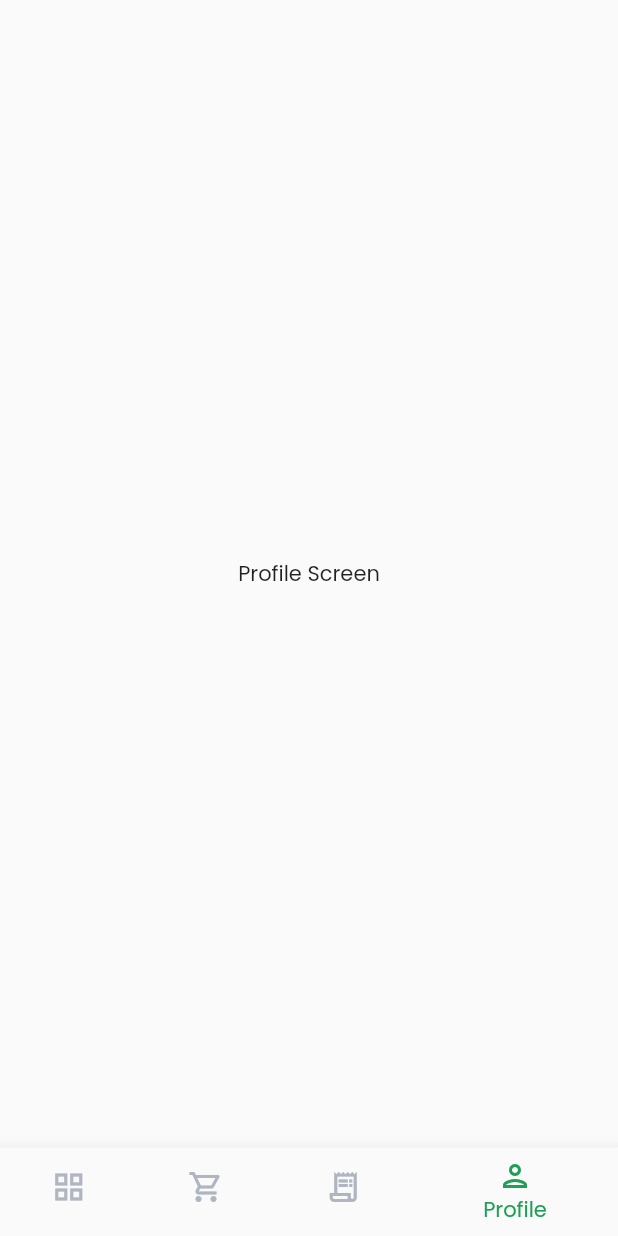
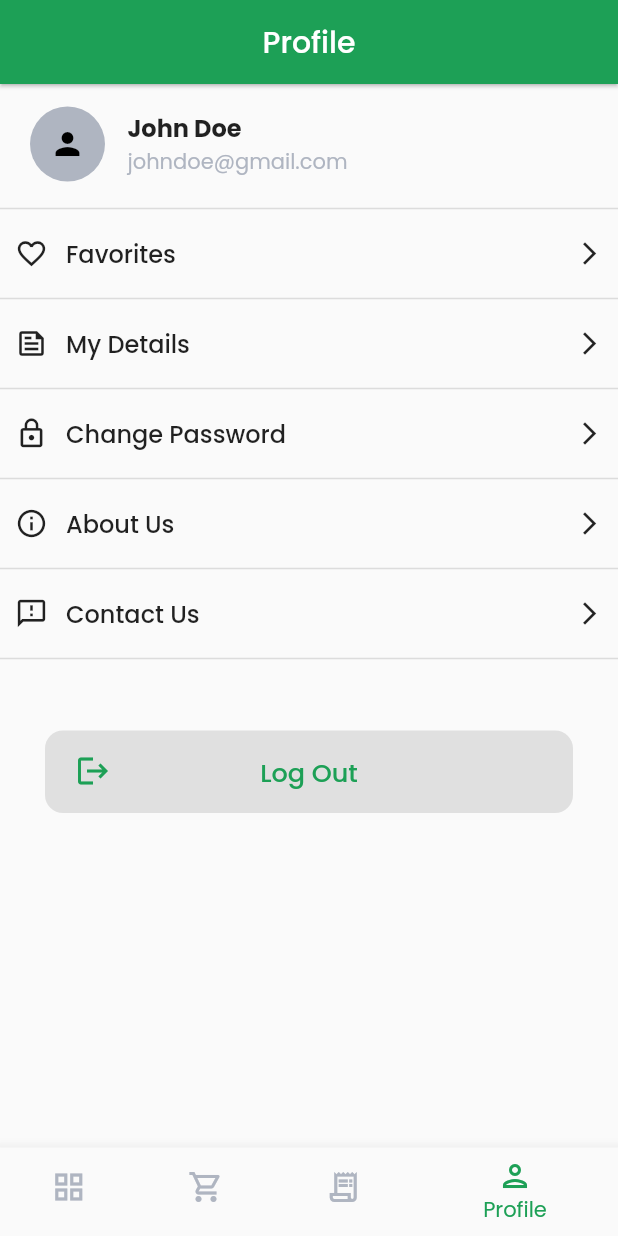
Before and after one commit to Urjalab/Flutter-Class, a Flutter app: the screen it shows after launch, item 4 of the bottom bar chosen, on a phone screen of 412 x 824 dp. Run offline on Flutter 3.47's test engine with Material 2 defaults, Android fonts, the phone set to English and light mode, and no system bars; our stand-ins replace flutter_svg, google_fonts.

Commit message:
profile page

```diff
--- a/grocery_nepal/lib/main.dart
+++ b/grocery_nepal/lib/main.dart
@@ -1,5 +1,6 @@
 import 'package:flutter/material.dart';
 import 'package:flutter/services.dart';
+import 'package:grocery_nepal/constants.dart';
 import 'package:grocery_nepal/modules/home/home_screen.dart';
 import 'package:google_fonts/google_fonts.dart';
 
@@ -19,19 +20,19 @@ class MyApp extends StatelessWidget {
         textTheme: GoogleFonts.poppinsTextTheme(
           Theme.of(context).textTheme,
         ),
-        appBarTheme: AppBarTheme(
-            systemOverlayStyle: SystemUiOverlayStyle(
-              statusBarColor: Theme.of(context).scaffoldBackgroundColor,
-              statusBarIconBrightness: Brightness.dark,
-              statusBarBrightness: Brightness.light,
-            ),
-            color: Theme.of(context).scaffoldBackgroundColor,
-            elevation: 0,
-            titleTextStyle: const TextStyle(
-              color: Colors.black,
-              fontWeight: FontWeight.w600,
-              fontSize: 18,
-            ),
+        appBarTheme: const AppBarTheme(
+            // systemOverlayStyle: SystemUiOverlayStyle(
+            //   statusBarColor: Theme.of(context).scaffoldBackgroundColor,
+            //   statusBarIconBrightness: Brightness.dark,
+            //   statusBarBrightness: Brightness.light,
+            // ),
+            color: greenColor,
+            elevation: 1,
+            // titleTextStyle: TextStyle(
+            //   color: Colors.black,
+            //   fontWeight: FontWeight.w600,
+            //   fontSize: 18,
+            // ),
             centerTitle: true),
       ),
       home: const HomeScreen(),
--- a/grocery_nepal/lib/modules/explore_tab/widgets/category_bar.dart
+++ b/grocery_nepal/lib/modules/explore_tab/widgets/category_bar.dart
@@ -113,7 +113,7 @@ class _CategoryBarState extends State<CategoryBar> {
                 })),
         Expanded(
             child: Padding(
-          padding: const EdgeInsets.symmetric(vertical: 10, horizontal: 15),
+          padding: const EdgeInsets.symmetric(horizontal: 15),
           child: getProducts(),
         ))
       ],
--- a/grocery_nepal/lib/modules/explore_tab/widgets/search_bar.dart
+++ b/grocery_nepal/lib/modules/explore_tab/widgets/search_bar.dart
@@ -10,7 +10,7 @@ class SearchBar extends StatelessWidget {
   @override
   Widget build(BuildContext context) {
     return Container(
-      margin: const EdgeInsets.symmetric(vertical: 5, horizontal: 20),
+      margin: const EdgeInsets.fromLTRB(20, 15, 20, 5),
       padding: const EdgeInsets.all(10),
       decoration: BoxDecoration(
         borderRadius: BorderRadius.circular(10),
--- a/grocery_nepal/lib/modules/profile_tab/profile_screen.dart
+++ b/grocery_nepal/lib/modules/profile_tab/profile_screen.dart
@@ -1,14 +1,42 @@
 import 'package:flutter/material.dart';
+import 'package:grocery_nepal/constants.dart';
+import 'package:grocery_nepal/modules/profile_tab/widgets/item_tile.dart';
+
+import 'widgets/log_out_button.dart';
+import 'widgets/user_detail_bar.dart';
 
 class ProfileScreen extends StatelessWidget {
   const ProfileScreen({Key? key}) : super(key: key);
-
+//Favorites, My Details, Change Password,About Us, Contact Us, Log Out
   @override
   Widget build(BuildContext context) {
     return Scaffold(
-      body: Center(
-        child: Text('Profile Screen'),
-      ),
-    );
+        appBar: AppBar(
+          title: const Text('Profile'),
+        ),
+        body: SingleChildScrollView(
+            child: Column(
+          children: const [
+            SizedBox(
+              height: 15,
+            ),
+            UserDetailBar(),
+            SizedBox(
+              height: 10,
+            ),
+            Divider(
+              thickness: 1,
+            ),
+            ItemTile(icon: Icons.favorite_outline, label: 'Favorites'),
+            ItemTile(icon: Icons.feed_outlined, label: 'My Details'),
+            ItemTile(icon: Icons.lock_outline, label: 'Change Password'),
+            ItemTile(icon: Icons.info_outline, label: 'About Us'),
+            ItemTile(icon: Icons.feedback_outlined, label: 'Contact Us'),
+            SizedBox(
+              height: 40,
+            ),
+            LogOutButton(),
+          ],
+        )));
   }
 }
--- /dev/null
+++ b/grocery_nepal/lib/modules/profile_tab/widgets/item_tile.dart
@@ -0,0 +1,53 @@
+import 'package:flutter/material.dart';
+
+class ItemTile extends StatelessWidget {
+  final IconData icon;
+  final String label;
+  // final VoidCallback onPress;
+  const ItemTile({
+    Key? key,
+    required this.icon,
+    required this.label,
+    // required this.onPress,
+  }) : super(key: key);
+
+  @override
+  Widget build(BuildContext context) {
+    return Column(
+      children: [
+        InkWell(
+          // onTap: onPress,
+          child: Padding(
+            padding: const EdgeInsets.symmetric(horizontal: 10, vertical: 10),
+            child: Row(
+              children: [
+                Icon(
+                  icon,
+                  size: 22,
+                ),
+                const SizedBox(width: 12),
+                Text(
+                  label,
+                  style: const TextStyle(
+                      fontWeight: FontWeight.w500, fontSize: 16),
+                ),
+                const Expanded(
+                  child: Align(
+                    alignment: Alignment.centerRight,
+                    child: Icon(
+                      Icons.arrow_forward_ios,
+                      size: 18,
+                    ),
+                  ),
+                )
+              ],
+            ),
+          ),
+        ),
+        const Divider(
+          thickness: 1,
+        )
+      ],
+    );
+  }
+}
--- /dev/null
+++ b/grocery_nepal/lib/modules/profile_tab/widgets/log_out_button.dart
@@ -0,0 +1,37 @@
+import 'package:flutter/material.dart';
+
+import '../../../constants.dart';
+
+class LogOutButton extends StatelessWidget {
+  const LogOutButton({
+    Key? key,
+  }) : super(key: key);
+
+  @override
+  Widget build(BuildContext context) {
+    return MaterialButton(
+      padding: const EdgeInsets.symmetric(vertical: 15, horizontal: 20),
+      shape: RoundedRectangleBorder(borderRadius: BorderRadius.circular(12)),
+      onPressed: () {},
+      child: SizedBox(
+        width: MediaQuery.of(context).size.width - 100,
+        child: Stack(
+          children: const [
+            Center(
+              child: Text(
+                'Log Out',
+                style: TextStyle(color: greenColor, fontSize: 17),
+              ),
+            ),
+            Icon(
+              Icons.logout,
+              color: greenColor,
+            )
+          ],
+        ),
+      ),
+      color: Colors.grey.shade300,
+      elevation: 0,
+    );
+  }
+}
--- /dev/null
+++ b/grocery_nepal/lib/modules/profile_tab/widgets/user_detail_bar.dart
@@ -0,0 +1,45 @@
+import 'dart:ui';
+
+import 'package:flutter/material.dart';
+import 'package:grocery_nepal/constants.dart';
+
+class UserDetailBar extends StatelessWidget {
+  const UserDetailBar({
+    Key? key,
+  }) : super(key: key);
+
+  @override
+  Widget build(BuildContext context) {
+    return Padding(
+      padding: const EdgeInsets.symmetric(horizontal: 20),
+      child: Row(
+        children: [
+          const CircleAvatar(
+            radius: 25,
+            child: Icon(
+              Icons.person,
+              color: Colors.black,
+            ),
+            backgroundColor: greyColor,
+          ),
+          const SizedBox(
+            width: 15,
+          ),
+          Column(
+            crossAxisAlignment: CrossAxisAlignment.start,
+            children: const [
+              Text(
+                'John Doe',
+                style: TextStyle(fontWeight: FontWeight.bold, fontSize: 16),
+              ),
+              Text(
+                'johndoe@gmail.com',
+                style: TextStyle(color: greyColor),
+              ),
+            ],
+          )
+        ],
+      ),
+    );
+  }
+}
```
